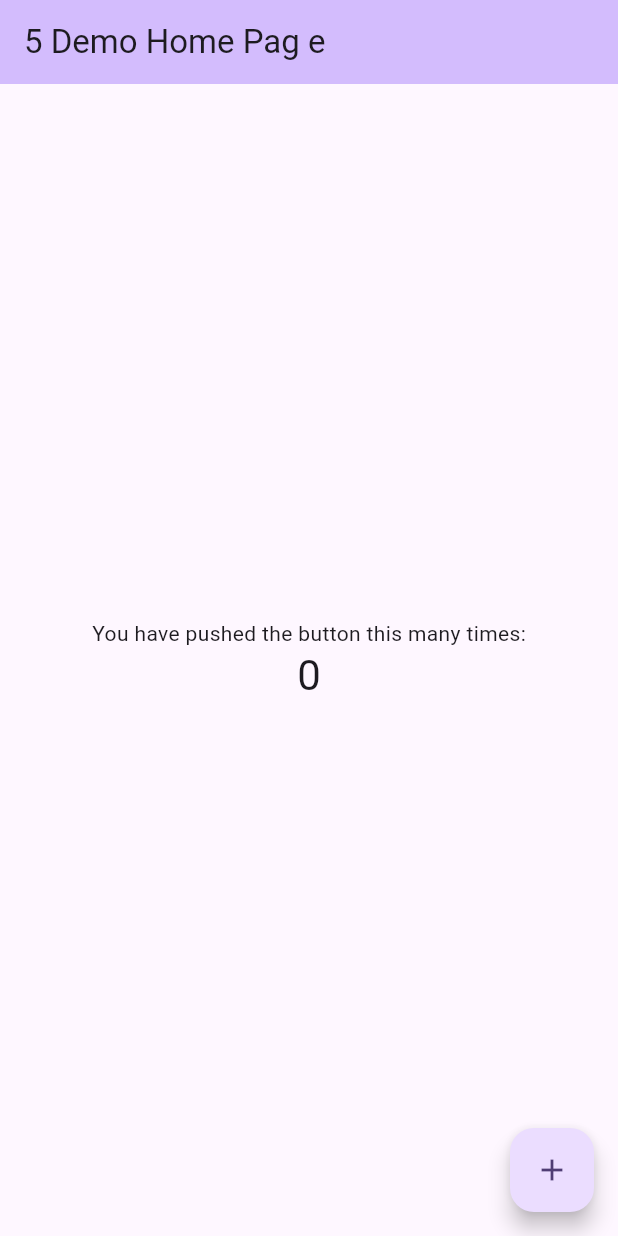
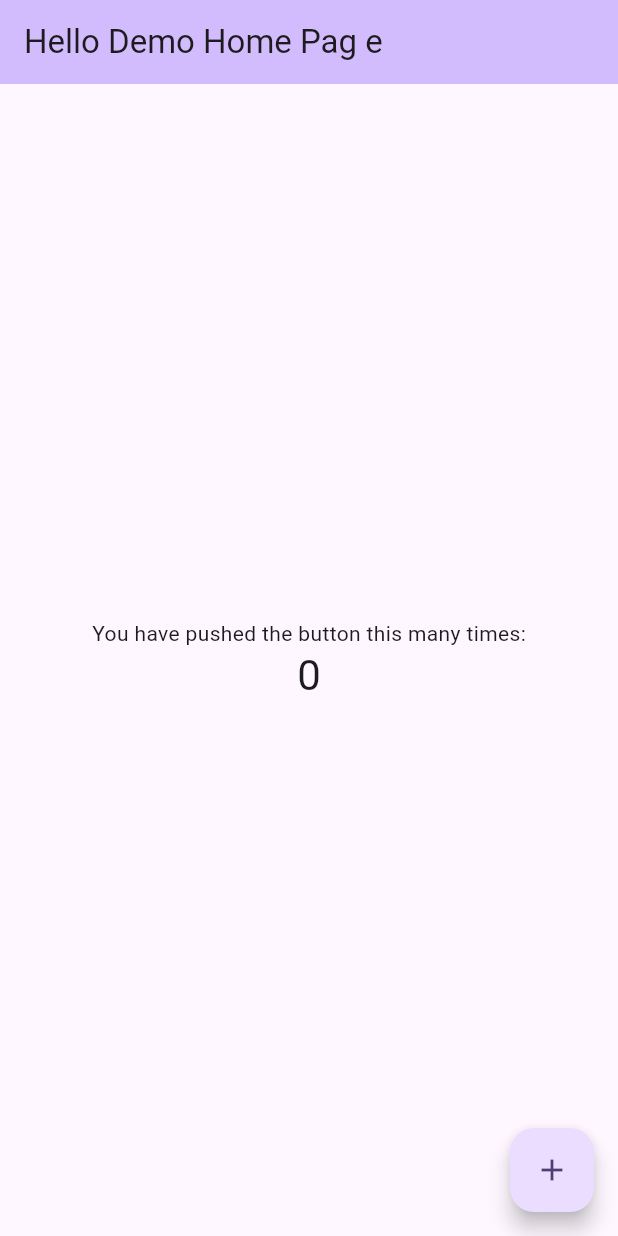
Before and after one commit to shivam2212G/LoventaApp, a Flutter app: the screen it shows after launch, on a phone screen of 412 x 824 dp. Run offline on Flutter 3.47's test engine with Material 3 defaults, Android fonts, the phone set to English and light mode, and no system bars.

Commit message:
Loventa ^th Commit

```diff
--- a/lib/main.dart
+++ b/lib/main.dart
@@ -16,7 +16,7 @@ class MyApp extends StatelessWidget {
         colorScheme: ColorScheme.fromSeed(seedColor: Colors.deepPurple),
         useMaterial3: true,
       ),
-      home: const MyHomePage(title: '5 Demo Home Pag e'),
+      home: const MyHomePage(title: 'Hello Demo Home Pag e'),
     );
   }
 }
```
